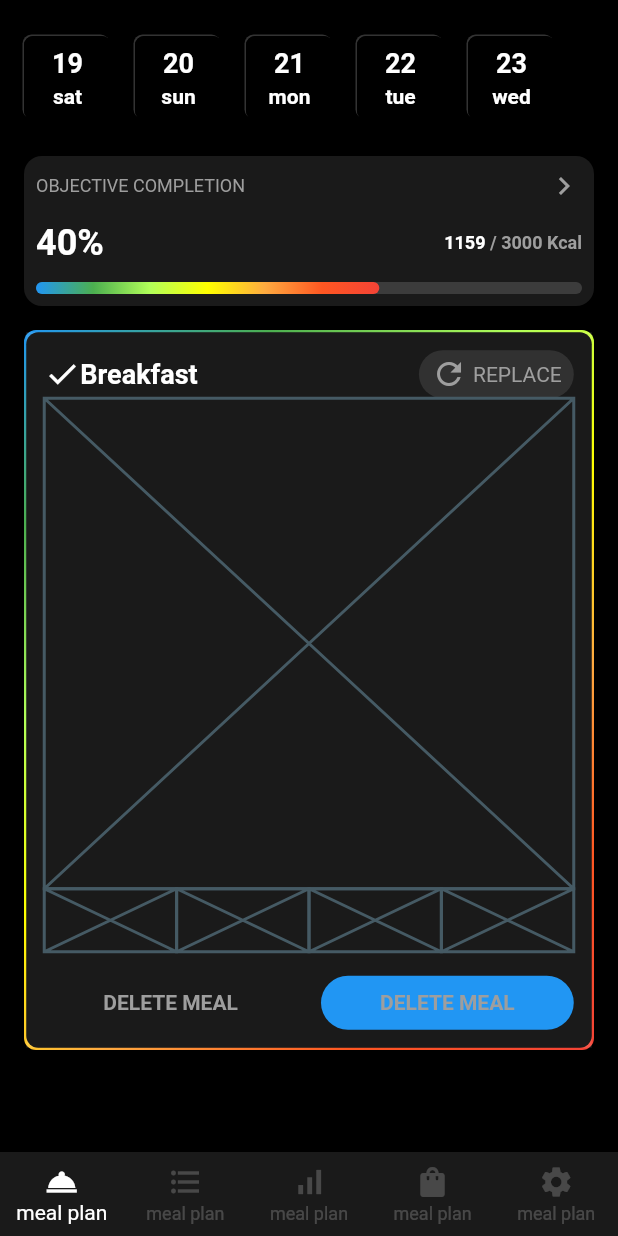
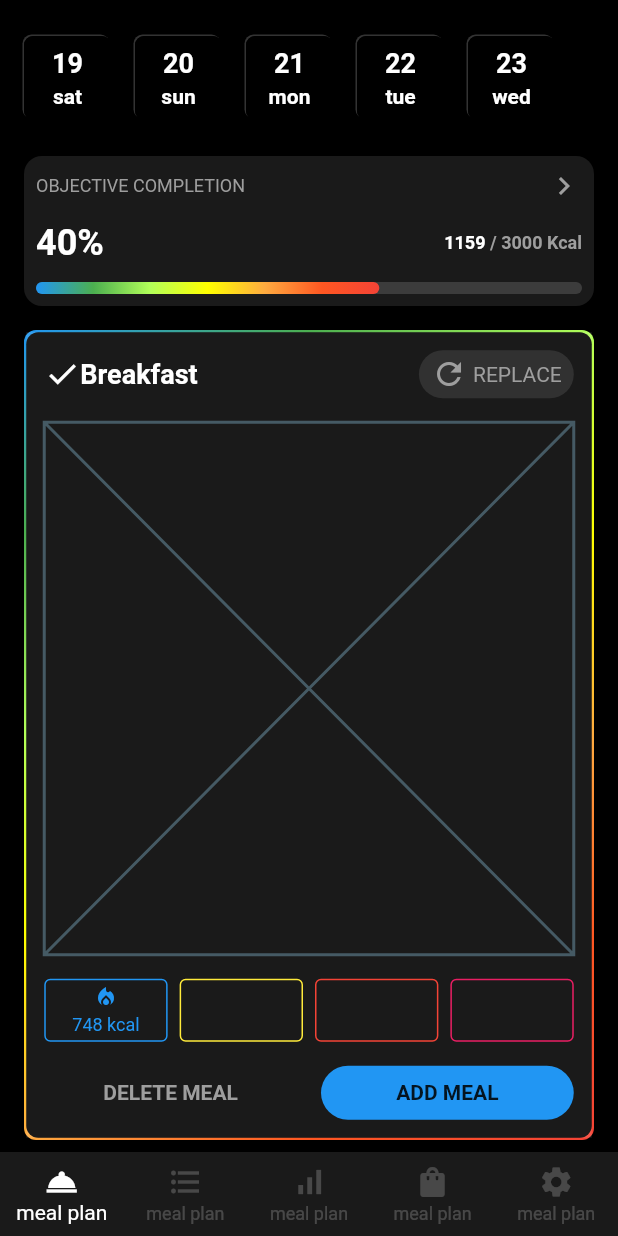
Before and after one commit to JAICHANGPARK/flutter_notebook_18th_story, a Flutter app: the screen it shows after launch, on a phone screen of 412 x 824 dp. Run offline on Flutter 3.47's test engine with Material 2 defaults, Android fonts, the phone set to English and light mode, and no system bars; our stand-ins replace cached_network_image, dotted_border, flutter_lorem, flutter_riverpod, flutter_svg, freezed_annotation and 4 more.

Commit message:
Update fitness_nutrition_main_page.dart

```diff
--- a/lib/ep1094_fitness_nutrition_app/src/ui/fitness_nutrition_main_page.dart
+++ b/lib/ep1094_fitness_nutrition_app/src/ui/fitness_nutrition_main_page.dart
@@ -202,7 +202,7 @@ class _FitnessNutritionMainPageState extends State<FitnessNutritionMainPage> {
                   height: 16,
                 ),
                 SizedBox(
-                  height: 480,
+                  height: 540,
                   width: double.infinity,
                   child: Container(
                     decoration: BoxDecoration(
@@ -279,15 +279,84 @@ class _FitnessNutritionMainPageState extends State<FitnessNutritionMainPage> {
                                 ),
                               ],
                             ),
+                            const SizedBox(
+                              height: 16,
+                            ),
                             const Expanded(child: Placeholder()),
+                            const SizedBox(
+                              height: 16,
+                            ),
                             SizedBox(
                               height: 42,
                               child: Row(
                                 children: [
-                                  const Expanded(child: const Placeholder()),
-                                  const Expanded(child: const Placeholder()),
-                                  const Expanded(child: const Placeholder()),
-                                  const Expanded(child: const Placeholder()),
+                                  Expanded(
+                                      child: Container(
+                                    decoration: BoxDecoration(
+                                        borderRadius: BorderRadius.circular(4),
+                                        border: Border.all(
+                                          color: Colors.blue,
+                                        )),
+                                    child: Column(
+                                      mainAxisAlignment: MainAxisAlignment.spaceEvenly,
+                                      children: [
+                                        Icon(
+                                          Icons.local_fire_department,
+                                          color: Colors.blue,
+                                          size: 16,
+                                        ),
+                                        Text(
+                                          "748 kcal",
+                                          style: TextStyle(
+                                            color: Colors.blue,
+                                            fontSize: 12,
+                                          ),
+                                        )
+                                      ],
+                                    ),
+                                  )),
+                                  const SizedBox(
+                                    width: 8,
+                                  ),
+                                  Expanded(
+                                      child: Container(
+                                    decoration: BoxDecoration(
+                                        borderRadius: BorderRadius.circular(4),
+                                        border: Border.all(
+                                          color: Colors.yellow,
+                                        )),
+                                    child: Column(
+                                      children: [],
+                                    ),
+                                  )),
+                                  const SizedBox(
+                                    width: 8,
+                                  ),
+                                  Expanded(
+                                      child: Container(
+                                    decoration: BoxDecoration(
+                                        borderRadius: BorderRadius.circular(4),
+                                        border: Border.all(
+                                          color: Colors.red,
+                                        )),
+                                    child: Column(
+                                      children: [],
+                                    ),
+                                  )),
+                                  const SizedBox(
+                                    width: 8,
+                                  ),
+                                  Expanded(
+                                      child: Container(
+                                    decoration: BoxDecoration(
+                                        borderRadius: BorderRadius.circular(4),
+                                        border: Border.all(
+                                          color: Colors.pink,
+                                        )),
+                                    child: Column(
+                                      children: [],
+                                    ),
+                                  )),
                                 ],
                               ),
                             ),
@@ -322,9 +391,8 @@ class _FitnessNutritionMainPageState extends State<FitnessNutritionMainPage> {
                                   ),
                                   child: const Center(
                                     child: const Text(
-                                      "DELETE MEAL",
+                                      "ADD MEAL",
                                       style: const TextStyle(
-                                        color: Colors.grey,
                                         fontWeight: FontWeight.bold,
                                       ),
                                     ),
```
